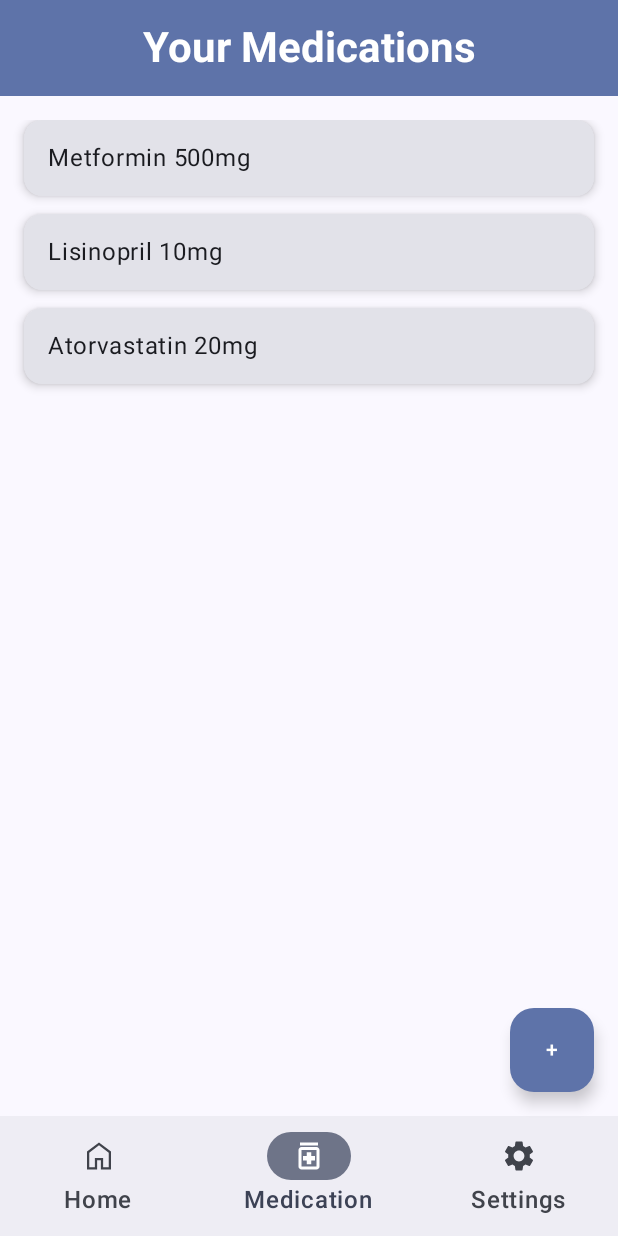
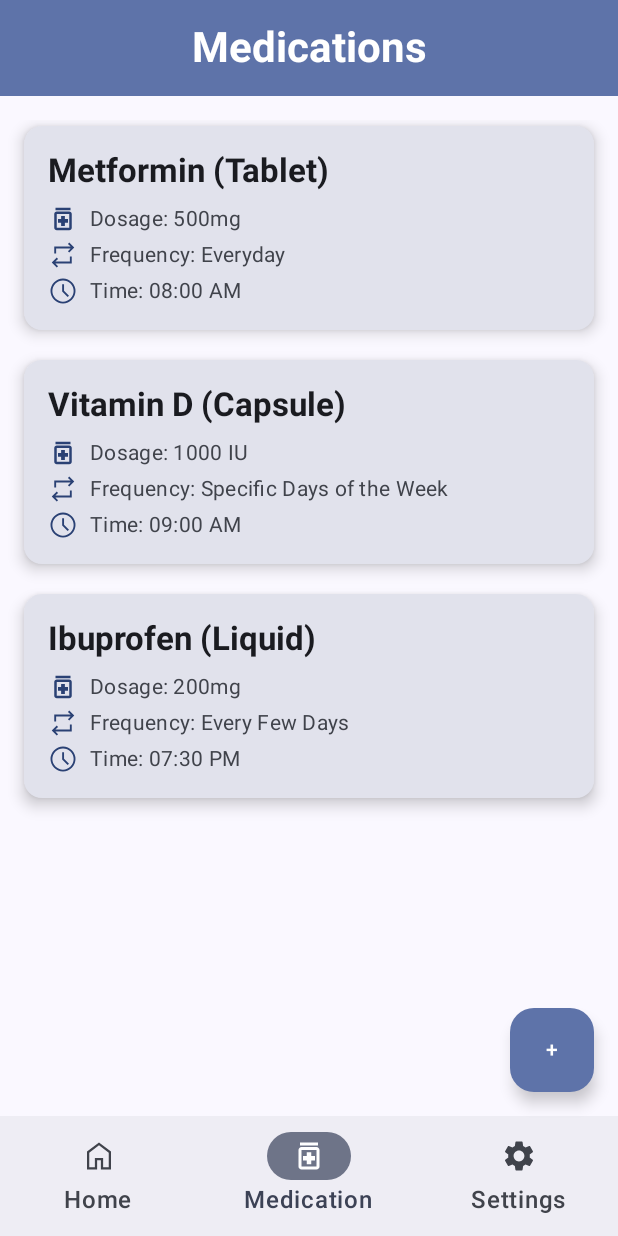
Before and after one commit to ywu256/MAPD721_Project, an Android app built with Jetpack Compose: the MedicationListScreen screen opened through its navigation route, on a phone screen of 412 x 824 dp. Run offline under Robolectric (Android 15) with nearby library versions, the phone set to English and light mode, and no system bars.

Commit message:
Improved the card on the MedicationListScreen

```diff
--- a/app/src/main/java/com/group1/mapd721_project/MedicationListScreen.kt
+++ b/app/src/main/java/com/group1/mapd721_project/MedicationListScreen.kt
@@ -1,14 +1,9 @@
 package com.group1.mapd721_project
 
-import android.R.attr.maxLines
 import androidx.compose.foundation.layout.*
 import androidx.compose.foundation.lazy.LazyColumn
 import androidx.compose.foundation.lazy.items
 import androidx.compose.material.icons.Icons
-import androidx.compose.material.icons.automirrored.filled.ArrowBack
-import androidx.compose.material.icons.filled.Check
-import androidx.compose.material.icons.filled.Edit
-import androidx.compose.material.icons.filled.Menu
 import androidx.compose.material.icons.filled.Settings
 import androidx.compose.material3.*
 import androidx.compose.runtime.*
@@ -17,10 +12,16 @@ import androidx.compose.ui.Modifier
 import androidx.compose.ui.res.painterResource
 import androidx.compose.ui.text.font.FontWeight
 import androidx.compose.ui.text.style.TextAlign
-import androidx.compose.ui.text.style.TextOverflow
 import androidx.compose.ui.unit.dp
 import androidx.compose.ui.unit.sp
 
+data class Medication(
+    val name: String,
+    val format: String,
+    val dosage: String,
+    val frequency: String,
+    val time: String
+)
 
 @OptIn(ExperimentalMaterial3Api::class)
 @Composable
@@ -30,11 +31,30 @@ fun MedicationListScreen(
     onNavigate: (String) -> Unit = {}, // for navController.navigate
     currentRoute: String = "medication_list"
 ) {
+    // Mock medication data
     val medications = remember {
         mutableStateListOf(
-            "Metformin 500mg",
-            "Lisinopril 10mg",
-            "Atorvastatin 20mg"
+            Medication(
+                name = "Metformin",
+                format = "Tablet",
+                dosage = "500mg",
+                frequency = "Everyday",
+                time = "08:00 AM"
+            ),
+            Medication(
+                name = "Vitamin D",
+                format = "Capsule",
+                dosage = "1000 IU",
+                frequency = "Specific Days of the Week",
+                time = "09:00 AM"
+            ),
+            Medication(
+                name = "Ibuprofen",
+                format = "Liquid",
+                dosage = "200mg",
+                frequency = "Every Few Days",
+                time = "07:30 PM"
+            )
         )
     }
 
@@ -42,7 +62,7 @@ fun MedicationListScreen(
         topBar = {
             CenterAlignedTopAppBar(
                 title = { Text(
-                    "Your Medications",
+                    "Medications",
                     fontWeight = FontWeight.Bold,
                     style = MaterialTheme.typography.headlineMedium
                 ) },
@@ -99,14 +119,68 @@ fun MedicationListScreen(
             ) {
                 items(medications) { med ->
                     Card(
-                        modifier = Modifier.fillMaxWidth(),
-                        elevation = CardDefaults.cardElevation(4.dp),
-                        onClick = {
-                            onNavigate("medication_detail/${med.replace(" ", "_")}")
-                        }
+                        modifier = Modifier
+                            .fillMaxWidth()
+                            .padding(vertical = 4.dp),
+                        elevation = CardDefaults.cardElevation(defaultElevation = 6.dp),
+                        colors = CardDefaults.cardColors(
+                            containerColor = MaterialTheme.colorScheme.surfaceVariant
+                        )
                     ) {
-                        Column(modifier = Modifier.padding(16.dp)) {
-                            Text(text = med, style = MaterialTheme.typography.bodyLarge)
+                        Column(
+                            modifier = Modifier
+                                .fillMaxWidth()
+                                .padding(16.dp)
+                        ) {
+                            // Medication name and type
+                            Text(
+                                text = "${med.name} (${med.format})",
+                                style = MaterialTheme.typography.titleLarge,
+                                fontWeight = FontWeight.Bold,
+                                color = MaterialTheme.colorScheme.onSurface
+                            )
+
+                            Spacer(modifier = Modifier.height(8.dp))
+
+                            // Medication dosage
+                            Row(verticalAlignment = Alignment.CenterVertically) {
+                                Icon(
+                                    painter = painterResource(id = R.drawable.medication),
+                                    contentDescription = "Dosage",
+                                    modifier = Modifier.size(20.dp),
+                                    tint = MaterialTheme.colorScheme.primary
+                                )
+                                Spacer(modifier = Modifier.width(8.dp))
+                                Text("Dosage: ${med.dosage}", style = MaterialTheme.typography.bodyMedium)
+                            }
+
+                            Spacer(modifier = Modifier.height(4.dp))
+
+                            // Taken frequency
+                            Row(verticalAlignment = Alignment.CenterVertically) {
+                                Icon(
+                                    painter = painterResource(id = R.drawable.repeat),
+                                    contentDescription = "Frequency",
+                                    modifier = Modifier.size(20.dp),
+                                    tint = MaterialTheme.colorScheme.primary
+                                )
+                                Spacer(modifier = Modifier.width(8.dp))
+                                Text("Frequency: ${med.frequency}", style = MaterialTheme.typography.bodyMedium)
+                            }
+
+                            Spacer(modifier = Modifier.height(4.dp))
+
+                            // Taken time
+                            Row(verticalAlignment = Alignment.CenterVertically) {
+                                Icon(
+                                    painter = painterResource(id = R.drawable.schedule),
+                                    contentDescription = "Time",
+                                    modifier = Modifier.size(20.dp),
+                                    tint = MaterialTheme.colorScheme.primary
+                                )
+                                Spacer(modifier = Modifier.width(8.dp))
+                                Text("Time: ${med.time}", style = MaterialTheme.typography.bodyMedium)
+                            }
                         }
                     }
                 }
--- /dev/null
+++ b/app/src/main/res/drawable/repeat.xml
@@ -0,0 +1,10 @@
+<vector xmlns:android="http://schemas.android.com/apk/res/android"
+    android:width="24dp"
+    android:height="24dp"
+    android:viewportWidth="960"
+    android:viewportHeight="960"
+    android:tint="@color/my_primary_button">
+  <path
+      android:fillColor="@android:color/white"
+      android:pathData="M280,880L120,720L280,560L322,604L236,690L700,690L700,530L760,530L760,750L236,750L322,836L280,880ZM200,430L200,210L724,210L638,124L680,80L840,240L680,400L638,356L724,270L260,270L260,430L200,430Z"/>
+</vector>
--- /dev/null
+++ b/app/src/main/res/drawable/schedule.xml
@@ -0,0 +1,10 @@
+<vector xmlns:android="http://schemas.android.com/apk/res/android"
+    android:width="24dp"
+    android:height="24dp"
+    android:viewportWidth="960"
+    android:viewportHeight="960"
+    android:tint="@color/my_primary_button">
+  <path
+      android:fillColor="@android:color/white"
+      android:pathData="M627,673L672,628L513,468L513,267L453,267L453,492L627,673ZM480,880Q398,880 325,848.5Q252,817 197.5,762.5Q143,708 111.5,635Q80,562 80,480Q80,398 111.5,325Q143,252 197.5,197.5Q252,143 325,111.5Q398,80 480,80Q562,80 635,111.5Q708,143 762.5,197.5Q817,252 848.5,325Q880,398 880,480Q880,562 848.5,635Q817,708 762.5,762.5Q708,817 635,848.5Q562,880 480,880ZM480,480Q480,480 480,480Q480,480 480,480Q480,480 480,480Q480,480 480,480Q480,480 480,480Q480,480 480,480Q480,480 480,480Q480,480 480,480ZM480,820Q620,820 720,720Q820,620 820,480Q820,340 720,240Q620,140 480,140Q340,140 240,240Q140,340 140,480Q140,620 240,720Q340,820 480,820Z"/>
+</vector>
```
